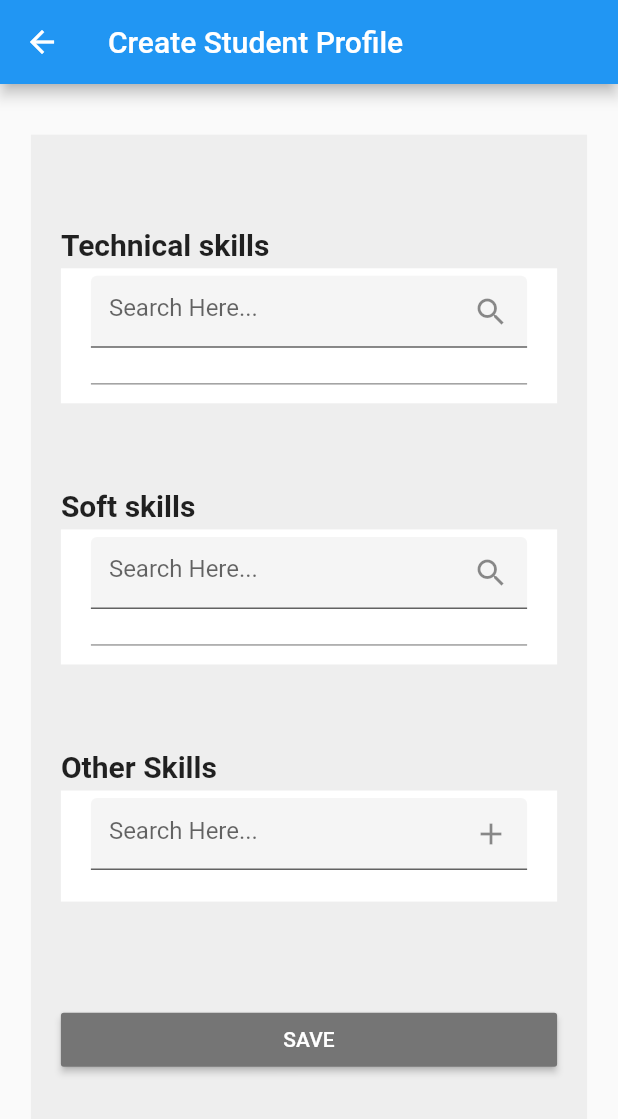
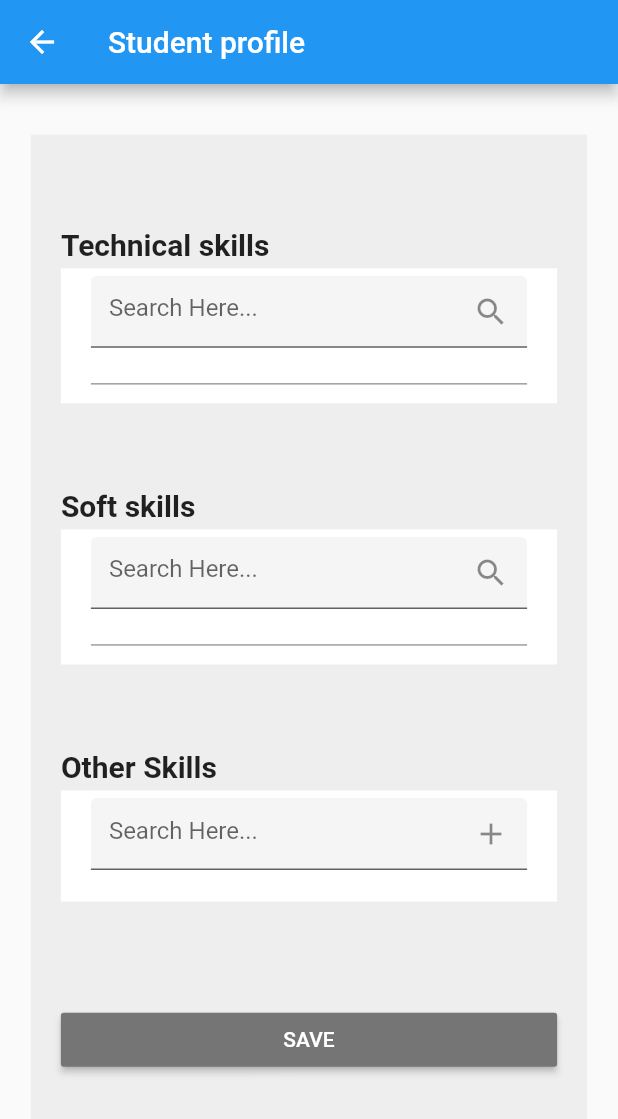
Before and after one commit to Fabs97/PlaDat, a Flutter app: the NewStudent screen opened by its route, on a phone screen of 412 x 824 dp. Shown: the top 1119 px of the screen. Run offline on Flutter 3.47's test engine with Material 2 defaults, Android fonts, the phone set to English and light mode, and no system bars; missing offline and left inert: date_range_picker, multiselect_formfield; network calls fail.

Commit message:
[hotfix] - Custom appbar replaced

```diff
--- a/frontend/lib/screens/new_student/new_student.dart
+++ b/frontend/lib/screens/new_student/new_student.dart
@@ -1,6 +1,7 @@
 import 'package:flutter/material.dart';
 import 'package:frontend/screens/new_student/local_widget/skills_form.dart';
 import 'package:frontend/models/student.dart';
+import 'package:frontend/widgets/appbar.dart';
 import 'package:provider/provider.dart';
 
 class NewStudent extends StatefulWidget {
@@ -27,16 +28,7 @@ class _NewStudentState extends State<NewStudent> {
         )
       ],
       child: Scaffold(
-        appBar: AppBar(
-          title: Text(
-            "Create Student Profile",
-            textAlign: TextAlign.center,
-          ),
-          leading: IconButton(
-            onPressed: () => changeStep(true),
-            icon: Icon(Icons.arrow_back),
-          ),
-        ),
+        appBar: CustomAppBar.createAppBar(context, "Student profile"),
         body: Container(
           width: MediaQuery.of(context).size.width,
           child: Column(
```
